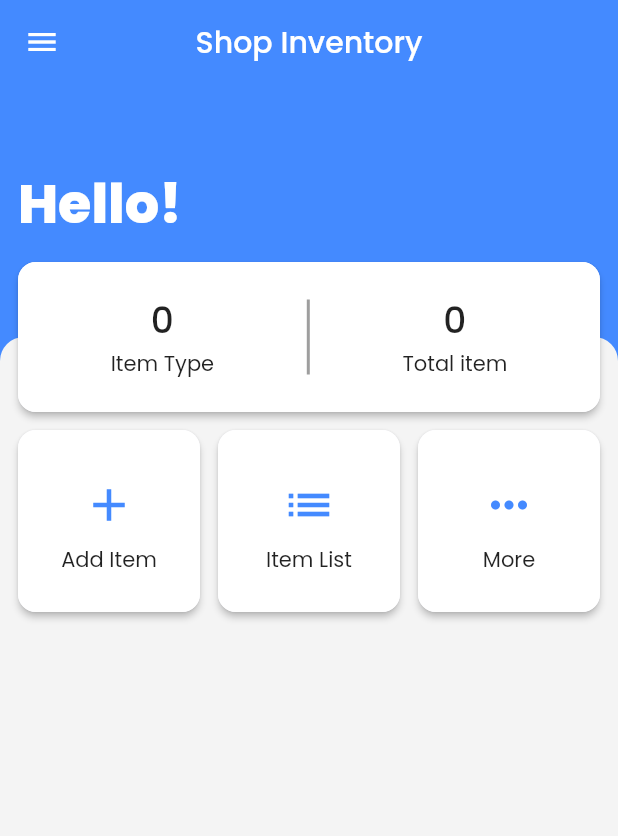
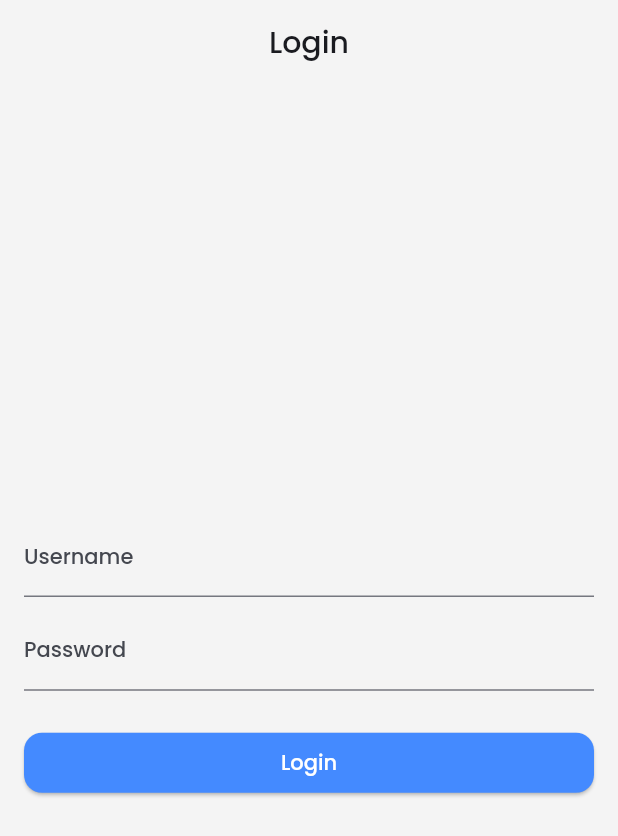
Before and after one commit to Itqonibras/shop-inventory-mobile, a Flutter app: the screen it shows after launch, on a phone screen of 412 x 824 dp. Shown: the top 836 px of the screen. Run offline on Flutter 3.47's test engine with Material 2 defaults, Android fonts, the light colour scheme and no system bars; our stand-ins replace google_fonts, page_transition; missing offline and left inert: pbp_django_auth.

Commit message:
Tugas 9 done harusnya

```diff
--- a/lib/data/item_model.dart
+++ b/lib/data/item_model.dart
@@ -1,7 +1,65 @@
+// To parse this JSON data, do
+//
+//     final item = itemFromJson(jsonString);
+
+import 'dart:convert';
+
+List<Item> itemFromJson(String str) => List<Item>.from(json.decode(str).map((x) => Item.fromJson(x)));
+
+String itemToJson(List<Item> data) => json.encode(List<dynamic>.from(data.map((x) => x.toJson())));
+
 class Item {
+  String model;
+  int pk;
+  Fields fields;
+
+  Item({
+    required this.model,
+    required this.pk,
+    required this.fields,
+  });
+
+  factory Item.fromJson(Map<String, dynamic> json) => Item(
+    model: json["model"],
+    pk: json["pk"],
+    fields: Fields.fromJson(json["fields"]),
+  );
+
+  Map<String, dynamic> toJson() => {
+    "model": model,
+    "pk": pk,
+    "fields": fields.toJson(),
+  };
+}
+
+class Fields {
   String name;
+  DateTime dateAdded;
   int amount;
   String description;
+  int user;
 
-  Item({required this.name, required this.amount, required this.description});
+  Fields({
+    required this.name,
+    required this.dateAdded,
+    required this.amount,
+    required this.description,
+    required this.user,
+  });
+
+  factory Fields.fromJson(Map<String, dynamic> json) => Fields(
+    name: json["name"],
+    dateAdded: DateTime.parse(json["date_added"]),
+    amount: json["amount"],
+    description: json["description"],
+    user: json["user"],
+  );
+
+  Map<String, dynamic> toJson() => {
+    "name": name,
+    "date_added": "${dateAdded.year.toString().padLeft(4, '0')}-${dateAdded.month.toString().padLeft(2, '0')}-${dateAdded.day.toString().padLeft(2, '0')}",
+    "amount": amount,
+    "description": description,
+    "user": user,
+  };
 }
--- a/lib/main.dart
+++ b/lib/main.dart
@@ -2,10 +2,14 @@ import 'package:flutter/material.dart';
 import 'package:google_fonts/google_fonts.dart';
 import 'package:page_transition/page_transition.dart';
 import 'package:provider/provider.dart';
+import 'package:shop_inventory_mobile/data/api_service.dart';
 import 'package:shop_inventory_mobile/page/add_item.dart';
+import 'package:shop_inventory_mobile/page/detail.dart';
 import 'package:shop_inventory_mobile/page/home_screen.dart';
 import 'package:shop_inventory_mobile/page/item_list.dart';
+import 'package:shop_inventory_mobile/page/login.dart';
 import 'package:shop_inventory_mobile/provider/item_provider.dart';
+import 'package:pbp_django_auth/pbp_django_auth.dart';
 
 void main() => runApp(const MyApp());
 
@@ -14,8 +18,17 @@ class MyApp extends StatelessWidget {
 
   @override
   Widget build(BuildContext context) {
-    return ChangeNotifierProvider(
-      create: (context) => ItemProvider(),
+    return MultiProvider(
+      providers: [
+        ChangeNotifierProvider(
+            create: (_) => ItemProvider(apiService: ApiService())),
+        Provider(
+          create: (_) {
+            CookieRequest request = CookieRequest();
+            return request;
+          },
+        )
+      ],
       child: MaterialApp(
         title: 'Shop Inventory',
         theme: ThemeData(
@@ -25,9 +38,14 @@ class MyApp extends StatelessWidget {
             useMaterial3: true,
             colorScheme: ColorScheme.fromSeed(seedColor: Colors.blueAccent)),
         debugShowCheckedModeBanner: false,
-        initialRoute: HomeScreen.routeName,
+        home: const LoginPage(),
         onGenerateRoute: (settings) {
           switch (settings.name) {
+            case LoginPage.routeName:
+              return PageTransition(
+                child: const LoginPage(),
+                type: PageTransitionType.fade,
+              );
             case HomeScreen.routeName:
               return PageTransition(
                 child: const HomeScreen(),
@@ -43,6 +61,17 @@ class MyApp extends StatelessWidget {
                 child: const ItemList(),
                 type: PageTransitionType.rightToLeft,
               );
+            case DetailScreen.routeName:
+              final DetailScreenArguments args = settings.arguments as DetailScreenArguments;
+              return PageTransition(
+                child: DetailScreen(
+                  name: args.name,
+                  description: args.description,
+                  amount: args.amount,
+                ),
+                type: PageTransitionType.rightToLeft,
+                settings: settings,
+              );
             default:
               return null;
           }
--- a/lib/page/home_screen.dart
+++ b/lib/page/home_screen.dart
@@ -4,7 +4,6 @@ import 'package:shop_inventory_mobile/page/item_list.dart';
 import 'package:shop_inventory_mobile/widget/drawer.dart';
 import '../widget/bottom_sheet.dart';
 import '../widget/button_card.dart';
-import '../widget/summary_card.dart';
 
 class HomeScreen extends StatelessWidget {
   static const routeName = '/';
@@ -26,26 +25,14 @@ class HomeScreen extends StatelessWidget {
       body: Column(
         children: [
           Stack(
-            alignment: Alignment.bottomCenter,
+            alignment: Alignment.bottomLeft,
             children: [
               Container(
                 color: Colors.blueAccent,
-                height: MediaQuery.of(context).size.height * (1 / 3),
+                height: MediaQuery.sizeOf(context).height * (1 / 3),
                 width: double.maxFinite,
               ),
-              ClipRRect(
-                borderRadius: const BorderRadius.only(
-                  topLeft: Radius.circular(16),
-                  topRight: Radius.circular(16),
-                ),
-                child: Container(
-                  color: const Color(0xFFF4F4F4),
-                  height: 50,
-                ),
-              ),
-              const Column(
-                children: [
-                  Padding(
+              const Padding(
                 padding: EdgeInsets.all(12.0),
                 child: SizedBox(
                   width: double.maxFinite,
@@ -59,13 +46,25 @@ class HomeScreen extends StatelessWidget {
                   ),
                 ),
               ),
-                  Padding(
-                    padding: EdgeInsets.only(left: 12, right: 12),
-                    child: SummaryCard(),
-                  ),
             ],
           ),
-            ],
+          Expanded(
+            child: Stack(
+              children: [
+                Container(
+                  height: 50,
+                  width: double.maxFinite,
+                  color: Colors.blueAccent,
+                ),
+                ClipRRect(
+                  borderRadius: const BorderRadius.only(
+                    topLeft: Radius.circular(16),
+                    topRight: Radius.circular(16),
+                  ),
+                  child: Container(
+                    color: const Color(0xFFF4F4F4),
+                    height: 50,
+                  ),
                 ),
                 GridView.count(
                   physics: const NeverScrollableScrollPhysics(),
@@ -104,6 +103,9 @@ class HomeScreen extends StatelessWidget {
                 ),
               ],
             ),
+          ),
+        ],
+      ),
     );
   }
 }
--- /dev/null
+++ b/lib/page/login.dart
@@ -0,0 +1,136 @@
+import 'package:flutter/material.dart';
+import 'package:pbp_django_auth/pbp_django_auth.dart';
+import 'package:provider/provider.dart';
+import 'package:shop_inventory_mobile/page/home_screen.dart';
+
+void main() {
+  runApp(const LoginApp());
+}
+
+class LoginApp extends StatelessWidget {
+  const LoginApp({super.key});
+
+  @override
+  Widget build(BuildContext context) {
+    return MaterialApp(
+      title: 'Login',
+      theme: ThemeData(
+        colorScheme: ColorScheme.fromSeed(seedColor: Colors.blueAccent),
+      ),
+      home: const LoginPage(),
+    );
+  }
+}
+
+class LoginPage extends StatefulWidget {
+  static const routeName = '/login';
+
+  const LoginPage({super.key});
+
+  @override
+  _LoginPageState createState() => _LoginPageState();
+}
+
+class _LoginPageState extends State<LoginPage> {
+  final TextEditingController _usernameController = TextEditingController();
+  final TextEditingController _passwordController = TextEditingController();
+
+  @override
+  Widget build(BuildContext context) {
+    final request = context.watch<CookieRequest>();
+    return SafeArea(
+      child: Scaffold(
+        appBar: AppBar(
+          title: const Text('Login'),
+          centerTitle: true,
+          backgroundColor: Colors.transparent,
+        ),
+        body: Container(
+          padding: const EdgeInsets.all(16.0),
+          child: Column(
+            mainAxisAlignment: MainAxisAlignment.center,
+            children: [
+              TextField(
+                controller: _usernameController,
+                decoration: const InputDecoration(
+                  labelText: 'Username',
+                ),
+              ),
+              const SizedBox(height: 12.0),
+              TextField(
+                controller: _passwordController,
+                decoration: const InputDecoration(
+                  labelText: 'Password',
+                ),
+                obscureText: true,
+              ),
+              const SizedBox(height: 24.0),
+              SizedBox(
+                width: double.maxFinite,
+                child: ElevatedButton(
+                  style: ButtonStyle(
+                    backgroundColor:
+                        MaterialStateProperty.all(Colors.blueAccent),
+                    shape: MaterialStateProperty.all<RoundedRectangleBorder>(
+                      RoundedRectangleBorder(
+                        borderRadius: BorderRadius.circular(12),
+                      ),
+                    ),
+                  ),
+                  onPressed: () async {
+                    String username = _usernameController.text;
+                    String password = _passwordController.text;
+
+                    // Cek kredensial
+                    // TODO: Ganti URL dan jangan lupa tambahkan trailing slash (/) di akhir URL!
+                    // Untuk menyambungkan Android emulator dengan Django pada localhost,
+                    // gunakan URL http://10.0.2.2/
+                    final response = await request
+                        .login("http://10.0.2.2:8000/mobile/login/", {
+                      'username': username,
+                      'password': password,
+                    });
+
+                    if (request.loggedIn) {
+                      String message = response['message'];
+                      String uname = response['username'];
+                      Navigator.pushReplacement(
+                        context,
+                        MaterialPageRoute(builder: (context) => HomeScreen()),
+                      );
+                      ScaffoldMessenger.of(context)
+                        ..hideCurrentSnackBar()
+                        ..showSnackBar(SnackBar(
+                            behavior: SnackBarBehavior.floating,
+                            content: Text("$message Selamat datang, $uname.")));
+                    } else {
+                      showDialog(
+                        context: context,
+                        builder: (context) => AlertDialog(
+                          title: const Text('Login Gagal'),
+                          content: Text(response['message']),
+                          actions: [
+                            TextButton(
+                              child: const Text('OK'),
+                              onPressed: () {
+                                Navigator.pop(context);
+                              },
+                            ),
+                          ],
+                        ),
+                      );
+                    }
+                  },
+                  child: const Text(
+                    'Login',
+                    style: TextStyle(color: Colors.white),
+                  ),
+                ),
+              ),
+            ],
+          ),
+        ),
+      ),
+    );
+  }
+}
--- a/lib/provider/item_provider.dart
+++ b/lib/provider/item_provider.dart
@@ -1,42 +1,32 @@
 import 'package:flutter/foundation.dart';
-import 'package:shop_inventory_mobile/data/item_model.dart';
+import 'package:shop_inventory_mobile/data/api_service.dart';
+
+enum ResultState { loading, noData, hasData }
 
 class ItemProvider extends ChangeNotifier {
-  final List<Item> _itemsList = [];
+  final ApiService apiService;
 
-  List<Item> get itemList => _itemsList;
-
-  void addItem(Item item) {
-    itemList.add(item);
-    notifyListeners();
+  ItemProvider({required this.apiService}) {
+    fetchItem();
   }
 
-  void deleteItem(int index) {
-    itemList.removeAt(index);
-    notifyListeners();
-  }
+  late ResultState _state;
+  ResultState get state => _state;
 
-  itemCount() {
-    return itemList.length;
-  }
+  late dynamic _itemResult;
 
-  totalItem() {
-    if (itemList.isEmpty) {
-      return 0;
+  dynamic get result => _itemResult;
+
+  Future<void> fetchItem() async {
+    _state = ResultState.loading;
+    List listItem = await apiService.getItem();
+    if (listItem.isEmpty) {
+      _state = ResultState.noData;
+      notifyListeners();
     } else {
-      int count = 0;
-      for (int i = 0; i < itemList.length; i++) {
-        count += itemList[i].amount;
-      }
-      return count;
-    }
-  }
-
-  lastItem() {
-    if (itemList.isNotEmpty) {
-      return itemList.last;
-    } else {
-      return null;
+      _state = ResultState.hasData;
+      _itemResult = listItem;
+      notifyListeners();
     }
   }
 }
--- a/lib/widget/summary_card.dart
+++ /dev/null
@@ -1,65 +0,0 @@
-import 'package:flutter/material.dart';
-import 'package:provider/provider.dart';
-import 'package:shop_inventory_mobile/provider/item_provider.dart';
-
-class SummaryCard extends StatelessWidget {
-  const SummaryCard({super.key});
-
-  @override
-  Widget build(BuildContext context) {
-    return Consumer<ItemProvider>(
-      builder: (context, data, _) {
-        return Material(
-          elevation: 2,
-          borderRadius: BorderRadius.circular(12),
-          child: ClipRRect(
-            borderRadius: BorderRadius.circular(12),
-            child: Container(
-              width: double.maxFinite,
-              height: 100,
-              color: const Color(0xFFFFFFFF),
-              child: Center(
-                child: Row(
-                  mainAxisAlignment: MainAxisAlignment.spaceEvenly,
-                  children: [
-                    Column(
-                      mainAxisAlignment: MainAxisAlignment.center,
-                      children: [
-                        Text(
-                          data.itemCount().toString(),
-                          style: const TextStyle(
-                            fontSize: 24,
-                            fontWeight: FontWeight.w500,
-                          ),
-                        ),
-                        const Text('Item Type')
-                      ],
-                    ),
-                    Container(
-                      width: 2,
-                      height: 50,
-                      color: Colors.grey,
-                    ),
-                    Column(
-                      mainAxisAlignment: MainAxisAlignment.center,
-                      children: [
-                        Text(
-                          data.totalItem().toString(),
-                          style: const TextStyle(
-                            fontSize: 24,
-                            fontWeight: FontWeight.w500,
-                          ),
-                        ),
-                        const Text('Total item')
-                      ],
-                    ),
-                  ],
-                ),
-              ),
-            ),
-          ),
-        );
-      },
-    );
-  }
-}
--- a/pubspec.yaml
+++ b/pubspec.yaml
@@ -38,6 +38,8 @@ dependencies:
   google_fonts: ^6.1.0
   provider: ^6.1.1
   page_transition: ^2.1.0
+  pbp_django_auth: ^0.4.0
+  http: ^1.1.0
 
 dev_dependencies:
   flutter_test:
```
Also changed, not shown: lib/data/api_service.dart (added, +28 -0 lines), lib/page/add_item.dart (+32 -73 lines), lib/page/detail.dart (added, +109 -0 lines), lib/page/item_list.dart (+26 -17 lines), lib/widget/drawer.dart (+22 -16 lines), lib/widget/item_card.dart (+9 -21 lines), pubspec.lock, 2 other files. Lines whose indentation alone changed are shown as unchanged.
